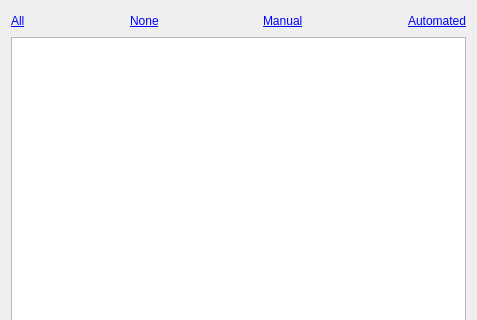
Old version of the form qgistester/testselector.ui in the repository planetfederal/qgis-tester-plugin; both pictures show x 0 to 477 and y 0 to 320 of the 477 by 532 pixel window.
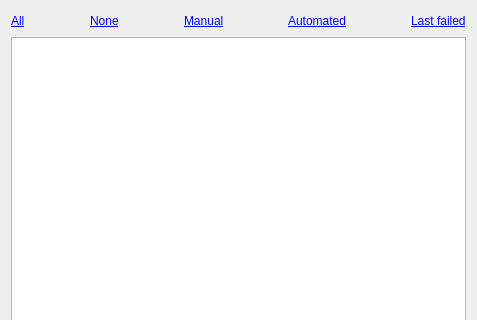
New version of the form.

Commit message: added option to select last failed tests

Patch:
```diff
--- a/qgistester/testselector.ui
+++ b/qgistester/testselector.ui
@@ -83,6 +83,26 @@
        </property>
       </widget>
      </item>
+     <item>
+      <spacer name="horizontalSpacer">
+       <property name="orientation">
+        <enum>Qt::Horizontal</enum>
+       </property>
+       <property name="sizeHint" stdset="0">
+        <size>
+         <width>40</width>
+         <height>20</height>
+        </size>
+       </property>
+      </spacer>
+     </item>
+     <item>
+      <widget class="QLabel" name="onlyLastFailuresLabel">
+       <property name="text">
+        <string>&lt;a href='#'&gt;Last failed&lt;/a&gt;</string>
+       </property>
+      </widget>
+     </item>
     </layout>
    </item>
    <item>
```
The commit also changes 2 other files.
